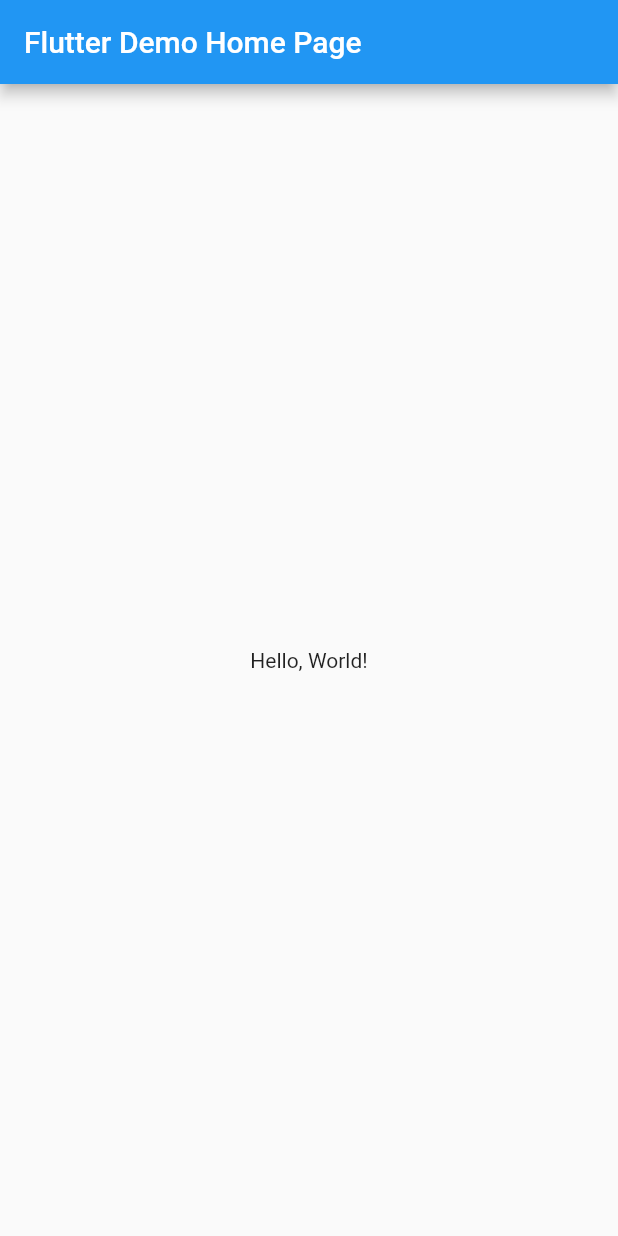
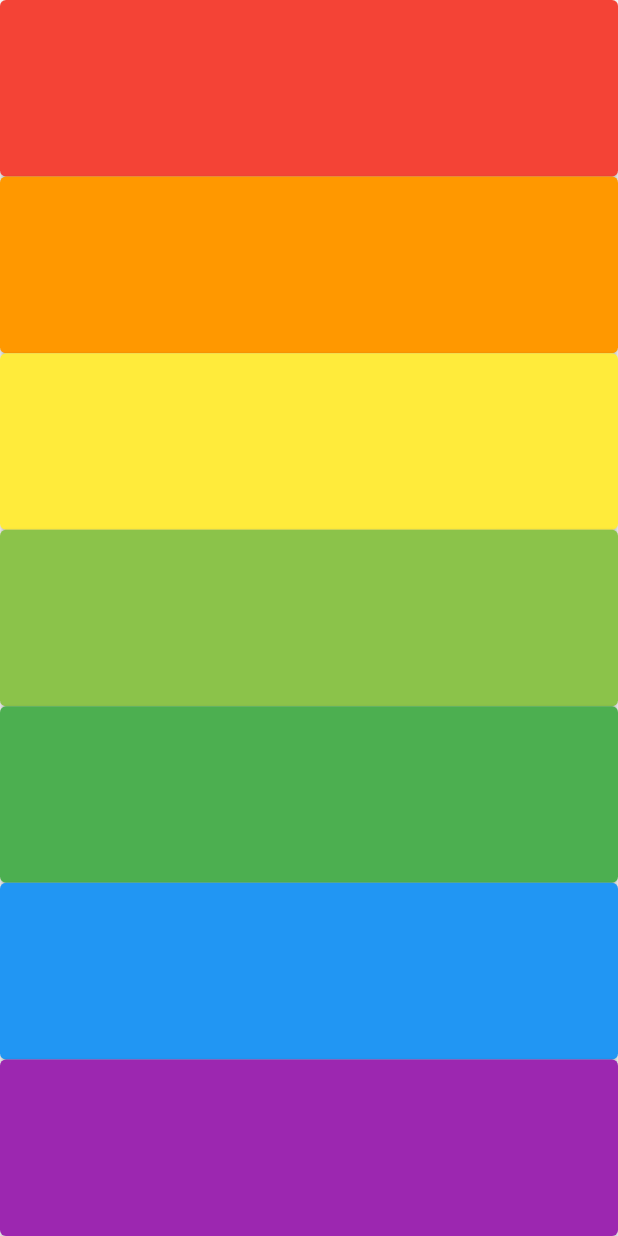
Before and after one commit to stephennickalls/Xylophone, a Flutter app: the screen it shows after launch, on a phone screen of 412 x 824 dp. Run offline on Flutter 3.47's test engine with Material 2 defaults, Android fonts, the light colour scheme and no system bars; our stand-ins replace audioplayers.

Commit message:
Project complete

```diff
--- a/lib/main.dart
+++ b/lib/main.dart
@@ -1,39 +1,48 @@
 import 'package:flutter/material.dart';
+import 'package:audioplayers/audioplayers.dart';
 
-void main() => runApp(MyApp());
+void main() => runApp(XylophoneApp());
 
-class MyApp extends StatelessWidget {
-  // This widget is the root of your application.
+class XylophoneApp extends StatelessWidget {
+  void playSound(int num) {
+    final player = AudioCache();
+    player.play('note$num.wav');
+  }
+
+  Widget buildKey({int soundNumber, Color color}) {
+    return Expanded(
+      child: ElevatedButton(
+        style: ElevatedButton.styleFrom(
+          primary: color, // background
+          onPrimary: Colors.white, // foreground
+        ),
+        onPressed: () {
+          playSound(soundNumber);
+        },
+      ),
+    );
+  }
+
   @override
   Widget build(BuildContext context) {
     return MaterialApp(
-      // Application name
-      title: 'Flutter Hello World',
-      // Application theme data, you can set the colors for the application as
-      // you want
-      theme: ThemeData(
-        primarySwatch: Colors.blue,
-      ),
-      // A widget which will be started on application startup
-      home: MyHomePage(title: 'Flutter Demo Home Page'),
-    );
-  }
-}
-
-class MyHomePage extends StatelessWidget {
-  final String title;
-  const MyHomePage({Key? key, required this.title}) : super(key: key);
-
-  @override
-  Widget build(BuildContext context) {
-    return Scaffold(
-      appBar: AppBar(
-        // The title text which will be shown on the action bar
-        title: Text(title),
-      ),
-      body: Center(
-        child: Text(
-          'Hello, World!',
+      home: Scaffold(
+        body: SafeArea(
+          child: Center(
+            child: Column(
+              mainAxisAlignment: MainAxisAlignment.spaceEvenly,
+              crossAxisAlignment: CrossAxisAlignment.stretch,
+              children: [
+                buildKey(soundNumber: 1, color: Colors.red),
+                buildKey(soundNumber: 2, color: Colors.orange),
+                buildKey(soundNumber: 3, color: Colors.yellow),
+                buildKey(soundNumber: 4, color: Colors.lightGreen),
+                buildKey(soundNumber: 5, color: Colors.green),
+                buildKey(soundNumber: 6, color: Colors.blue),
+                buildKey(soundNumber: 7, color: Colors.purple),
+              ],
+            ),
+          ),
         ),
       ),
     );
```
Also changed, not shown: pubspec.yaml (+8 -56 lines), 8 other files.
